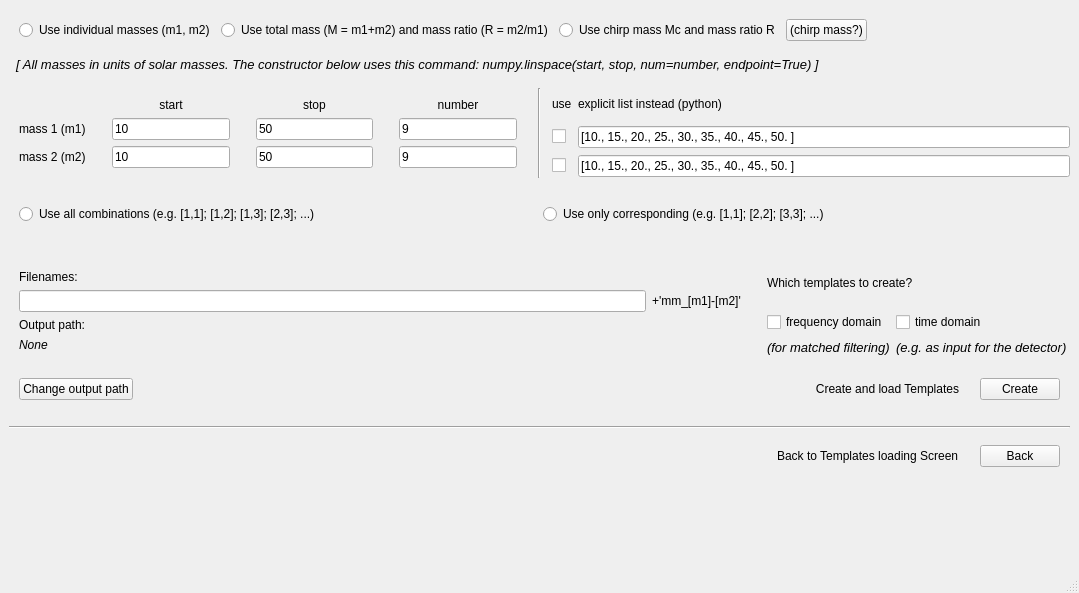
mdaamKIT/MatchedFilter, file create_screen.ui: the form before one commit.
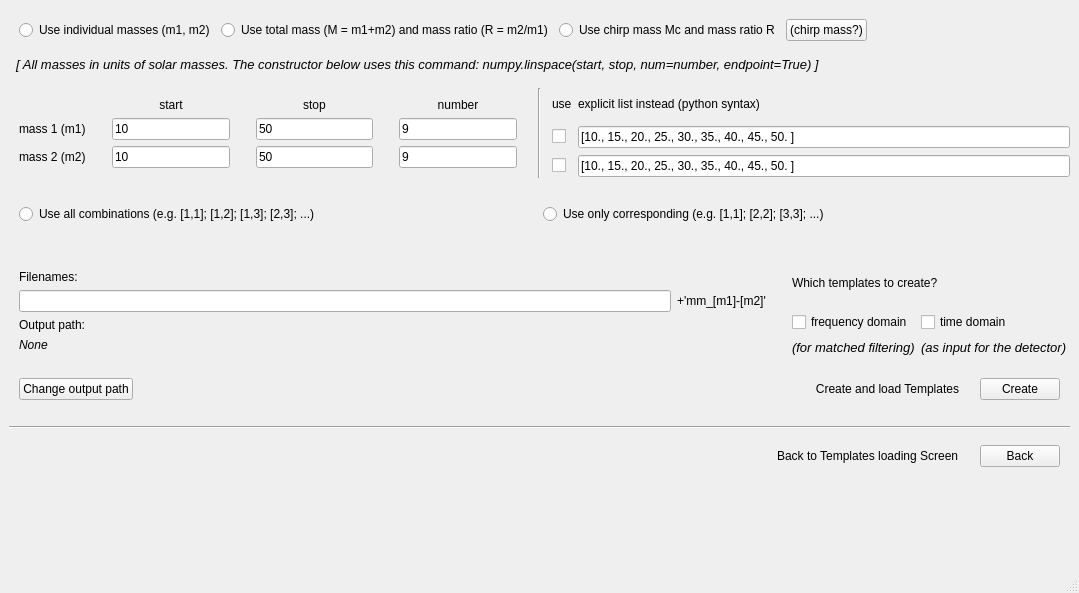
The form after the commit.

The edit to the form file:
```diff
--- a/create_screen.ui
+++ b/create_screen.ui
@@ -379,7 +379,7 @@
              </size>
             </property>
             <property name="text">
-             <string>explicit list instead (python)</string>
+             <string>explicit list instead (python syntax)</string>
             </property>
             <property name="alignment">
              <set>Qt::AlignLeading|Qt::AlignLeft|Qt::AlignVCenter</set>
@@ -605,7 +605,7 @@
                </font>
               </property>
               <property name="text">
-               <string>(e.g. as input for the detector) </string>
+               <string>(as input for the detector) </string>
               </property>
              </widget>
             </item>
```
